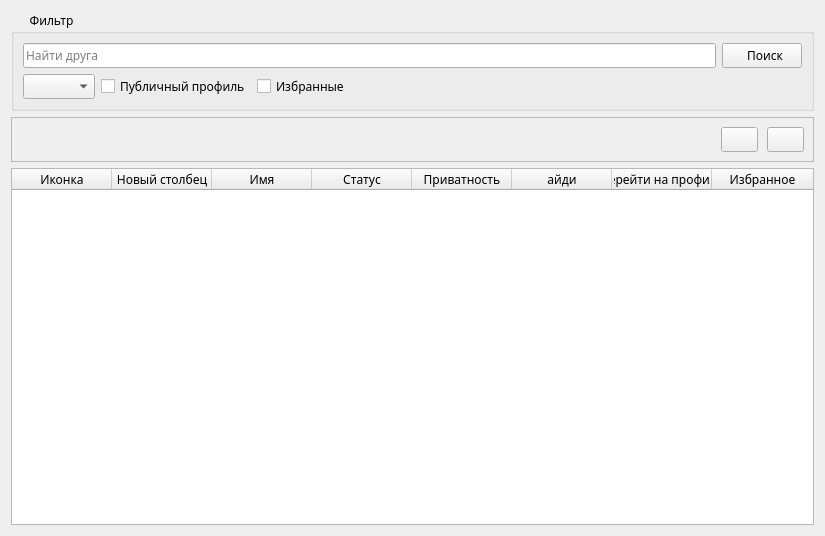
This is AraSteamManager/MainSubForms/formfriends.ui in Arankir/AraSteamManager as Qt 5 draws it before an edit. The edited form follows.
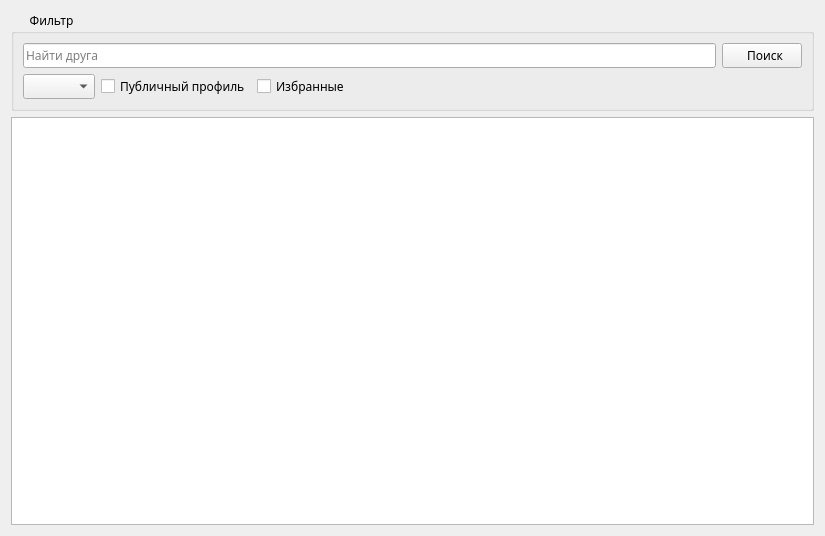
This is the edited form.

Commit message: Update Friends Form

What changed in the file:
```diff
--- a/AraSteamManager/MainSubForms/formfriends.ui
+++ b/AraSteamManager/MainSubForms/formfriends.ui
@@ -85,160 +85,7 @@
     </widget>
    </item>
    <item>
-    <widget class="QFrame" name="FrameSelected">
-     <property name="frameShape">
-      <enum>QFrame::StyledPanel</enum>
-     </property>
-     <property name="frameShadow">
-      <enum>QFrame::Raised</enum>
-     </property>
-     <layout class="QHBoxLayout" name="horizontalLayout">
-      <property name="spacing">
-       <number>9</number>
-      </property>
-      <property name="leftMargin">
-       <number>9</number>
-      </property>
-      <property name="topMargin">
-       <number>9</number>
-      </property>
-      <property name="rightMargin">
-       <number>9</number>
-      </property>
-      <property name="bottomMargin">
-       <number>9</number>
-      </property>
-      <item>
-       <widget class="QLabel" name="LabelFriendIcon">
-        <property name="text">
-         <string/>
-        </property>
-       </widget>
-      </item>
-      <item>
-       <widget class="QLabel" name="LabelFriendName">
-        <property name="text">
-         <string/>
-        </property>
-       </widget>
-      </item>
-      <item>
-       <widget class="QLabel" name="LabelFriendStatus">
-        <property name="text">
-         <string/>
-        </property>
-       </widget>
-      </item>
-      <item>
-       <widget class="QLabel" name="LabelFriendPublic">
-        <property name="text">
-         <string/>
-        </property>
-       </widget>
-      </item>
-      <item>
-       <spacer name="horizontalSpacer">
-        <property name="orientation">
-         <enum>Qt::Horizontal</enum>
-        </property>
-        <property name="sizeHint" stdset="0">
-         <size>
-          <width>40</width>
-          <height>20</height>
-         </size>
-        </property>
-       </spacer>
-      </item>
-      <item>
-       <widget class="QPushButton" name="ButtonFriendGoTo">
-        <property name="toolTip">
-         <string>Перейти на профиль</string>
-        </property>
-        <property name="text">
-         <string/>
-        </property>
-       </widget>
-      </item>
-      <item>
-       <widget class="QPushButton" name="ButtonFriendFavorite">
-        <property name="toolTip">
-         <string>Добавить в избранное</string>
-        </property>
-        <property name="text">
-         <string/>
-        </property>
-       </widget>
-      </item>
-     </layout>
-    </widget>
-   </item>
-   <item>
-    <widget class="QTableWidget" name="TableWidgetFriends">
-     <property name="selectionBehavior">
-      <enum>QAbstractItemView::SelectRows</enum>
-     </property>
-     <property name="showGrid">
-      <bool>false</bool>
-     </property>
-     <property name="sortingEnabled">
-      <bool>true</bool>
-     </property>
-     <property name="columnCount">
-      <number>8</number>
-     </property>
-     <attribute name="horizontalHeaderMinimumSectionSize">
-      <number>33</number>
-     </attribute>
-     <attribute name="horizontalHeaderStretchLastSection">
-      <bool>true</bool>
-     </attribute>
-     <attribute name="verticalHeaderVisible">
-      <bool>false</bool>
-     </attribute>
-     <attribute name="verticalHeaderMinimumSectionSize">
-      <number>44</number>
-     </attribute>
-     <column>
-      <property name="text">
-       <string notr="true">Иконка</string>
-      </property>
-     </column>
-     <column>
-      <property name="text">
-       <string notr="true">Новый столбец</string>
-      </property>
-     </column>
-     <column>
-      <property name="text">
-       <string notr="true">Имя</string>
-      </property>
-     </column>
-     <column>
-      <property name="text">
-       <string notr="true">Статус</string>
-      </property>
-     </column>
-     <column>
-      <property name="text">
-       <string notr="true">Приватность</string>
-      </property>
-     </column>
-     <column>
-      <property name="text">
-       <string notr="true">айди</string>
-      </property>
-     </column>
-     <column>
-      <property name="text">
-       <string notr="true">Перейти на профиль</string>
-      </property>
-     </column>
-     <column>
-      <property name="text">
-       <string notr="true">Избранное</string>
-      </property>
-     </column>
-    </widget>
+    <widget class="QTableView" name="TableFriends"/>
    </item>
   </layout>
  </widget>
```
The commit also changes 332 other files.
